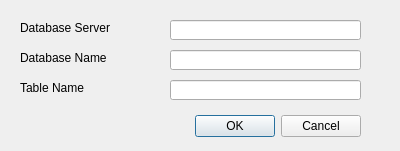
Above: silicon_saber_dialog_import.ui from clutariomark/SiliconSaber before the change. Below: the same form after it.
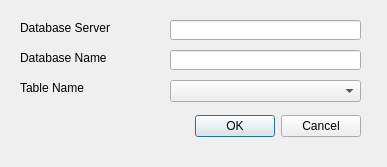
That is the form after the change.

Diff of the .ui file:
```diff
--- a/silicon_saber_dialog_import.ui
+++ b/silicon_saber_dialog_import.ui
@@ -6,8 +6,8 @@
    <rect>
     <x>0</x>
     <y>0</y>
-    <width>400</width>
-    <height>151</height>
+    <width>387</width>
+    <height>167</height>
    </rect>
   </property>
   <property name="windowTitle">
@@ -91,13 +91,13 @@
     <string>Table Name</string>
    </property>
   </widget>
-  <widget class="QLineEdit" name="tableName">
+  <widget class="QComboBox" name="tableName">
    <property name="geometry">
     <rect>
      <x>170</x>
      <y>80</y>
      <width>191</width>
-     <height>20</height>
+     <height>22</height>
     </rect>
    </property>
   </widget>
```
